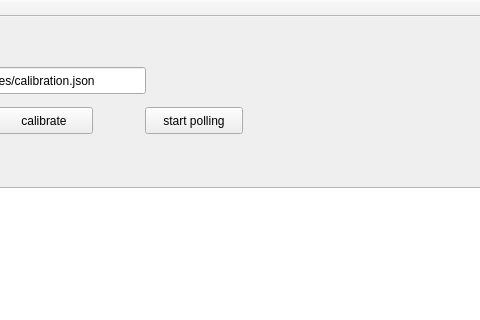
janisozaur/mgr_rd2, file RayDisplayWindow.ui: the form before one commit; both pictures show x 275 to 755 and y 0 to 320 of the 1017 by 699 pixel window.
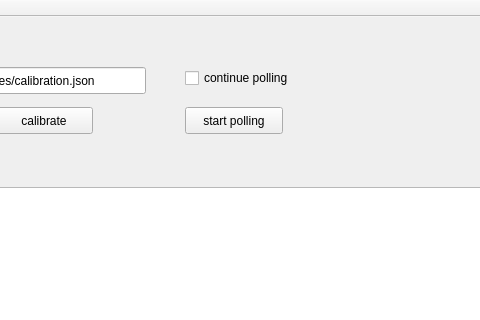
The form after the commit.

Commit message: fix communication bug, add support for polling all of module's receivers, change the way rays are stored

Diff of the .ui file:
```diff
--- a/RayDisplayWindow.ui
+++ b/RayDisplayWindow.ui
@@ -66,7 +66,7 @@
    <widget class="QPushButton" name="pushButton_3">
     <property name="geometry">
      <rect>
-      <x>420</x>
+      <x>460</x>
       <y>90</y>
       <width>98</width>
       <height>27</height>
@@ -89,6 +89,19 @@
      <string>:/res/calibration.json</string>
     </property>
    </widget>
+   <widget class="QCheckBox" name="contPollingCheckBox">
+    <property name="geometry">
+     <rect>
+      <x>460</x>
+      <y>50</y>
+      <width>151</width>
+      <height>22</height>
+     </rect>
+    </property>
+    <property name="text">
+     <string>continue polling</string>
+    </property>
+   </widget>
   </widget>
   <widget class="QMenuBar" name="menuBar">
    <property name="geometry">
```
Left out of the diff: 2 changed lines with no effect on the pictures. The commit also changes 6 other files.
